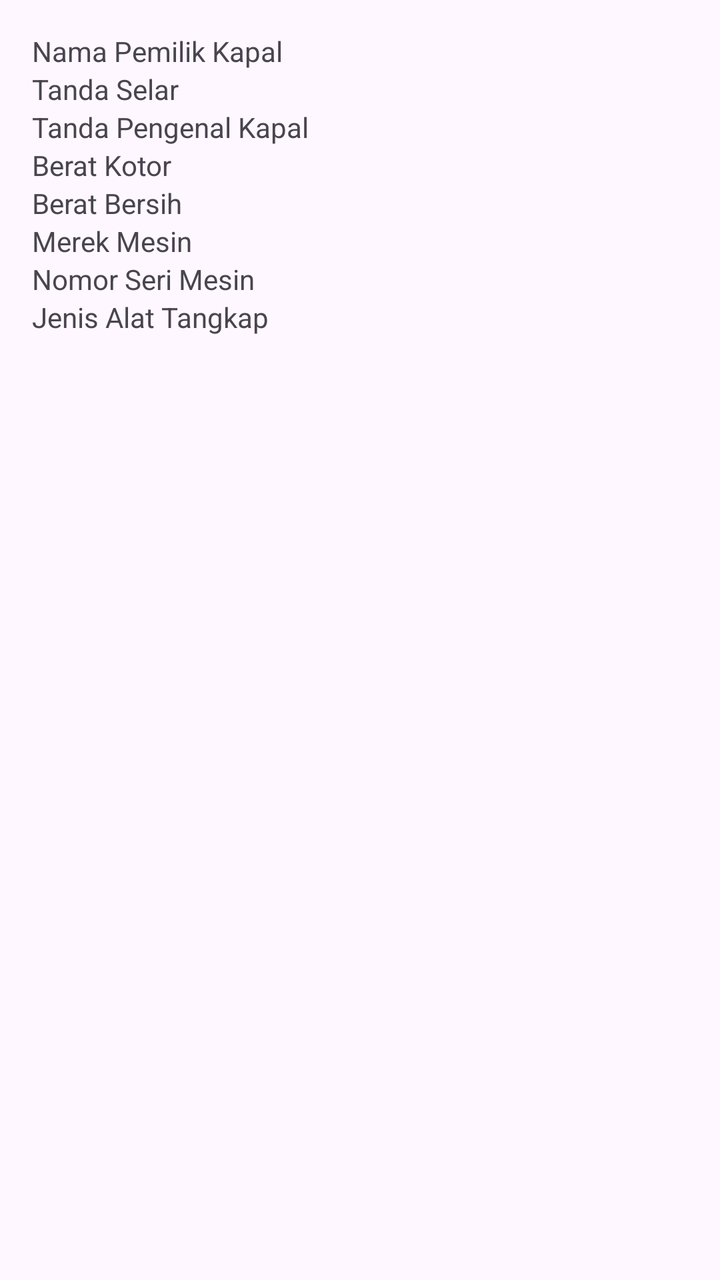
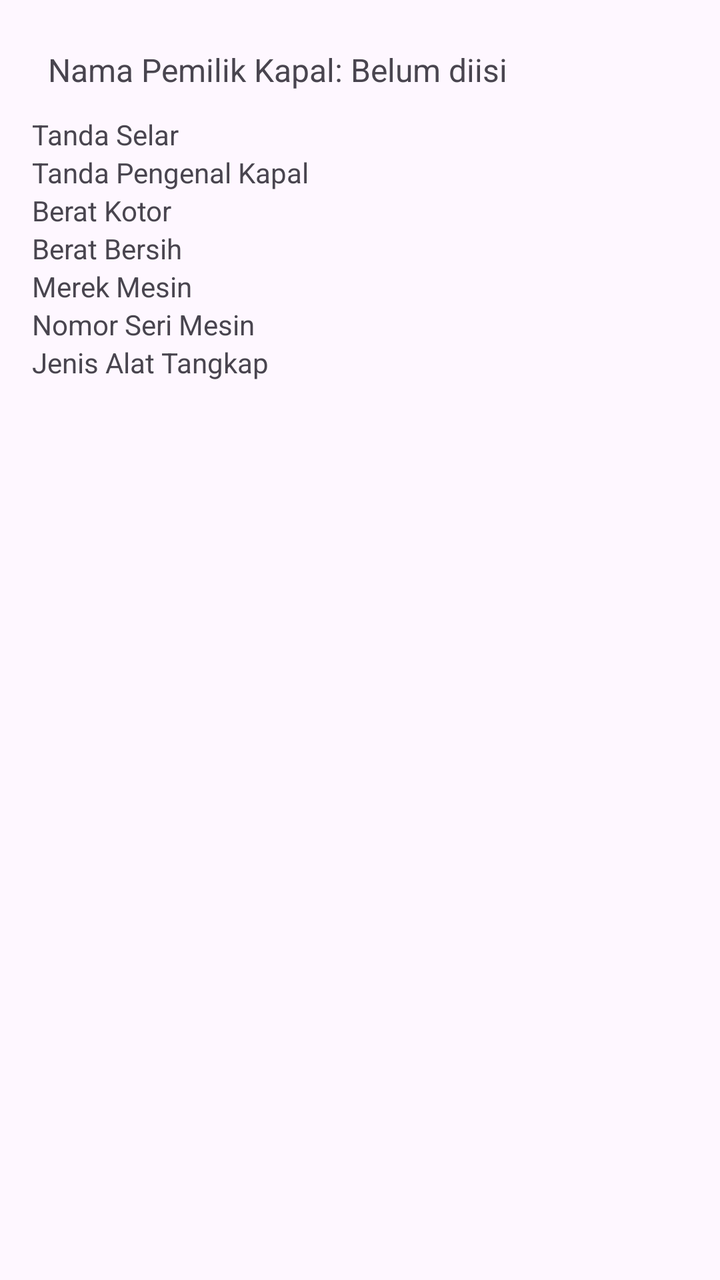

Compare the two renders of this Android layout. The source of the first and the diff that turns it into the second are given below.
<!-- AndroidManifest.xml: application theme Theme.KapalList -->
<!-- res/layout/dialog_detail_kapal.xml -->
<?xml version="1.0" encoding="utf-8"?>
<LinearLayout xmlns:android="http://schemas.android.com/apk/res/android"
    android:layout_width="match_parent"
    android:layout_height="wrap_content"
    android:orientation="vertical"
    android:padding="16dp">

    <TextView
        android:id="@+id/tv_nama_pemilik"
        android:layout_width="wrap_content"
        android:layout_height="wrap_content"
        android:text="Nama Pemilik Kapal"
        android:textSize="14sp" />

    <TextView
        android:id="@+id/tv_tanda_selar"
        android:layout_width="wrap_content"
        android:layout_height="wrap_content"
        android:text="Tanda Selar"
        android:textSize="14sp" />

    <TextView
        android:id="@+id/tv_tanda_pengenal"
        android:layout_width="wrap_content"
        android:layout_height="wrap_content"
        android:text="Tanda Pengenal Kapal"
        android:textSize="14sp" />

    <TextView
        android:id="@+id/tv_berat_kotor"
        android:layout_width="wrap_content"
        android:layout_height="wrap_content"
        android:text="Berat Kotor"
        android:textSize="14sp" />

    <TextView
        android:id="@+id/tv_berat_bersih"
        android:layout_width="wrap_content"
        android:layout_height="wrap_content"
        android:text="Berat Bersih"
        android:textSize="14sp" />

    <TextView
        android:id="@+id/tv_merek_mesin"
        android:layout_width="wrap_content"
        android:layout_height="wrap_content"
        android:text="Merek Mesin"
        android:textSize="14sp" />

    <TextView
        android:id="@+id/tv_nomor_seri_mesin"
        android:layout_width="wrap_content"
        android:layout_height="wrap_content"
        android:text="Nomor Seri Mesin"
        android:textSize="14sp" />

    <TextView
        android:id="@+id/tv_jenis_alat_tangkap"
        android:layout_width="wrap_content"
        android:layout_height="wrap_content"
        android:text="Jenis Alat Tangkap"
        android:textSize="14sp" />



</LinearLayout>
<!-- resources referenced by this layout -->
<resources>
  <style name="Theme.KapalList" parent="Theme.Material3.Light">  
          <item name="colorPrimary">@color/primary</item>
          <item name="colorPrimaryDark">@color/primary</item>
          <item name="colorAccent">@color/secondary</item>
          <item name="android:statusBarColor" tools:targetApi="l">@color/primary</item>
          <item name="android:windowContentTransitions">true</item>
      </style>
  <color name="primary">#1976D2</color>
  <color name="secondary">#03DAC6</color>
</resources>

<!-- the commit's change to res/layout/dialog_detail_kapal.xml (unified diff, before → after) -->
@@ -5,12 +5,14 @@
     android:orientation="vertical"
     android:padding="16dp">
 
-    <TextView
+<TextView
         android:id="@+id/tv_nama_pemilik"
-        android:layout_width="wrap_content"
+        android:layout_width="match_parent"
         android:layout_height="wrap_content"
-        android:text="Nama Pemilik Kapal"
-        android:textSize="14sp" />
+        android:text="Nama Pemilik Kapal: Belum diisi"
+        android:textSize="16sp"
+        android:padding="8dp"
+        android:layout_marginBottom="4dp" />
 
     <TextView
         android:id="@+id/tv_tanda_selar"
<!-- resource entries referenced after the edit -->
@@ -7,7 +7,7 @@
           <item name="android:statusBarColor" tools:targetApi="l">@color/primary</item>
           <item name="android:windowContentTransitions">true</item>
       </style>
-  <color name="primary">#1976D2</color>
-  <color name="secondary">#03DAC6</color>
+  <color name="primary">#FF1976D2</color>
+  <color name="secondary">#FF03DAC5</color>
 </resources>
 
